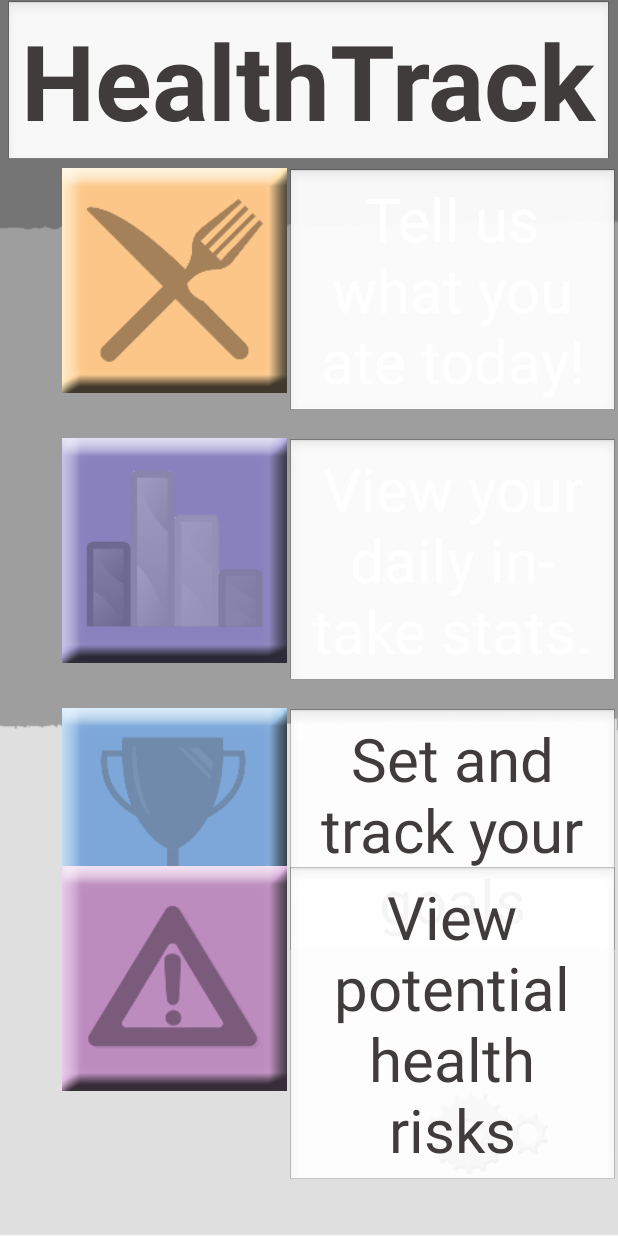
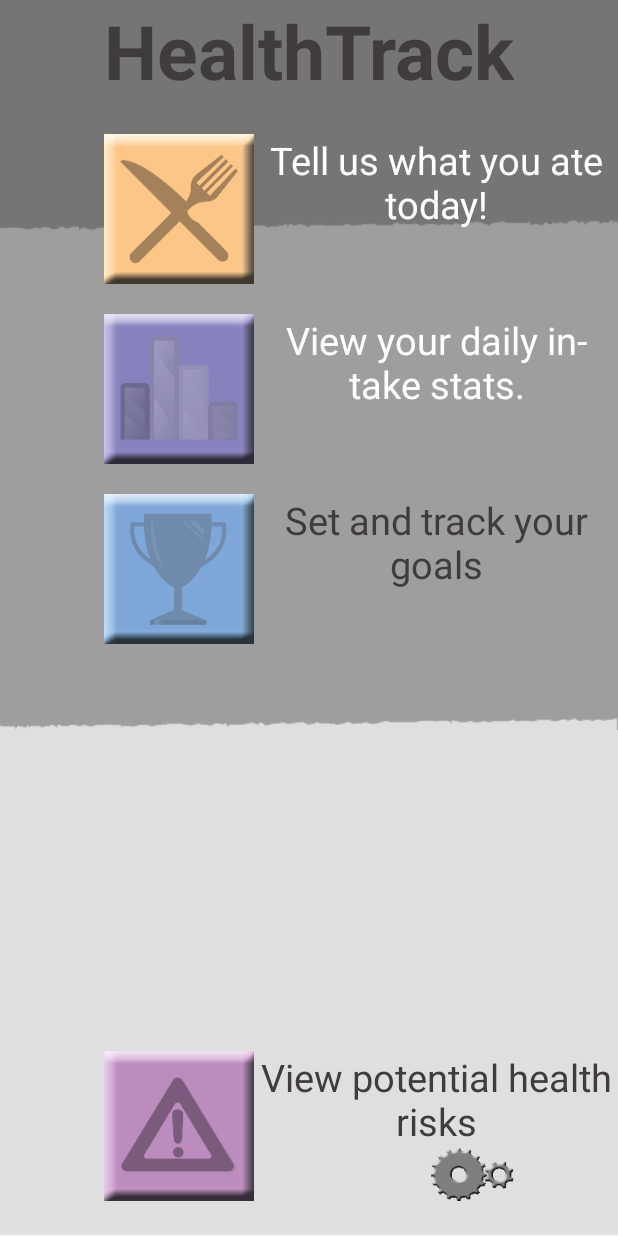
Before and after one commit to DennyScott/HealthTrack, an Android app: the screen it shows after launch (mainScreen), on a phone screen of 412 x 824 dp. Run offline under Robolectric (Android 15) with nearby library versions, the light colour scheme and no system bars.

Commit message:
- added gui support for nexus 5 - created dummy activities, can all be reached from home screen.

```diff
--- a/app/src/main/java/club/glamajestic/healthtrack/mainScreen.java
+++ b/app/src/main/java/club/glamajestic/healthtrack/mainScreen.java
@@ -1,31 +1,56 @@
 package club.glamajestic.healthtrack;
 
 import android.app.Activity;
+import android.content.Intent;
 import android.os.Bundle;
 import android.view.Menu;
 import android.view.MenuItem;
+import android.view.View;
+import android.widget.Button;
+import android.widget.ImageButton;
 
 public class mainScreen extends Activity {
 
+    private ImageButton ate;
+    private ImageButton stats;
+    private ImageButton warnings;
+    private ImageButton goals;
+    private ImageButton settings;
     @Override
     protected void onCreate(Bundle savedInstanceState) {
         super.onCreate(savedInstanceState);
         setContentView(R.layout.home_screen);
+        ate = (ImageButton)findViewById(R.id.ateButton);
+        stats = (ImageButton)findViewById(R.id.statsButton);
+        warnings = (ImageButton)findViewById(R.id.warningButton);
+        goals = (ImageButton)findViewById(R.id.goalsButton);
+        settings = (ImageButton)findViewById(R.id.settingsButton);
+
+    }
+    public void ateButton(View view) {
+        Intent gameMode = new Intent(this, ate.class);
+        startActivity(gameMode);
+        finish();
+    }
+    public void statsButton(View view) {
+        Intent gameMode = new Intent(this, stats.class);
+        startActivity(gameMode);
+        finish();
+    }
+    public void warningsButton(View view) {
+        Intent gameMode = new Intent(this, warnings.class);
+        startActivity(gameMode);
+        finish();
+    }
+    public void goalsButton(View view) {
+        Intent gameMode = new Intent(this, goals.class);
+        startActivity(gameMode);
+        finish();
+    }
+    public void settingsButton(View view) {
+        Intent gameMode = new Intent(this, settings.class);
+        startActivity(gameMode);
+        finish();
     }
 
-
-    @Override
-    public boolean onOptionsItemSelected(MenuItem item) {
-        // Handle action bar item clicks here. The action bar will
-        // automatically handle clicks on the Home/Up button, so long
-        // as you specify a parent activity in AndroidManifest.xml.
-        int id = item.getItemId();
-
-        //noinspection SimplifiableIfStatement
-        if (id == R.id.action_settings) {
-            return true;
-        }
-
-        return super.onOptionsItemSelected(item);
-    }
 }
--- a/app/src/main/res/layout/home_screen.xml
+++ b/app/src/main/res/layout-large/home_screen.xml
@@ -19,7 +19,8 @@
         android:background="@drawable/ate_button_action"
         android:layout_alignParentTop="true"
         android:layout_alignParentLeft="true"
-        android:layout_alignParentStart="true" />
+        android:layout_alignParentStart="true"
+        android:onClick="ateButton" />
 
     <ImageButton
         android:layout_width="150dp"
@@ -29,7 +30,8 @@
         android:layout_marginTop="30dp"
         android:layout_below="@+id/ateButton"
         android:layout_alignLeft="@+id/ateButton"
-        android:layout_alignStart="@+id/ateButton" />
+        android:layout_alignStart="@+id/ateButton"
+        android:onClick="statsButton" />
 
     <ImageButton
         android:layout_width="150dp"
@@ -39,31 +41,34 @@
         android:layout_marginTop="30dp"
         android:layout_below="@+id/statsButton"
         android:layout_alignLeft="@+id/statsButton"
-        android:layout_alignStart="@+id/statsButton" />
+        android:layout_alignStart="@+id/statsButton"
+        android:onClick="goalsButton" />
 
     <ImageButton
         android:layout_width="150dp"
         android:layout_height="150dp"
         android:id="@+id/warningButton"
         android:background="@drawable/warning_button_action"
-        android:layout_above="@+id/settingButton"
+        android:layout_above="@+id/settingsButton"
         android:layout_alignLeft="@+id/goalsButton"
         android:layout_alignStart="@+id/goalsButton"
-        android:layout_marginTop="30dp" />
+        android:layout_marginTop="30dp"
+        android:onClick="warningsButton" />
 
     <ImageButton
         android:layout_width="80dp"
         android:layout_height="55dp"
-        android:id="@+id/settingButton"
+        android:id="@+id/settingsButton"
         android:background="@drawable/settings_button_action"
         android:layout_alignParentBottom="true"
         android:layout_alignParentRight="true"
         android:layout_alignParentEnd="true"
         android:layout_marginRight="46dp"
         android:layout_marginEnd="46dp"
-        android:layout_marginBottom="41dp" />
+        android:layout_marginBottom="41dp"
+        android:onClick="settingsButton" />
 
-    <EditText
+    <TextView
         android:layout_width="wrap_content"
         android:layout_height="wrap_content"
         android:id="@+id/title"
@@ -74,7 +79,7 @@
         android:layout_centerHorizontal="true"
         android:textColor="#403c3c" />
 
-    <EditText
+    <TextView
         android:layout_width="fill_parent"
         android:layout_height="wrap_content"
         android:id="@+id/ateText"
@@ -86,7 +91,7 @@
         android:layout_toRightOf="@+id/ateButton"
         android:layout_toEndOf="@+id/ateButton" />
 
-    <EditText
+    <TextView
         android:layout_width="fill_parent"
         android:layout_height="wrap_content"
         android:id="@+id/statsText"
@@ -98,7 +103,7 @@
         android:layout_toRightOf="@+id/statsButton"
         android:layout_toEndOf="@+id/statsButton" />
 
-    <EditText
+    <TextView
         android:layout_width="fill_parent"
         android:layout_height="wrap_content"
         android:id="@+id/goalsText"
@@ -110,7 +115,7 @@
         android:layout_toRightOf="@+id/goalsButton"
         android:layout_toEndOf="@+id/goalsButton" />
 
-    <EditText
+    <TextView
         android:layout_width="fill_parent"
         android:layout_height="wrap_content"
         android:id="@+id/warningsText"
--- /dev/null
+++ b/app/src/main/res/layout-normal/home_screen.xml
@@ -0,0 +1,125 @@
+<?xml version="1.0" encoding="utf-8"?>
+<RelativeLayout
+    xmlns:android="http://schemas.android.com/apk/res/android"
+    xmlns:ads="http://schemas.android.com/apk/res-auto"
+    android:layout_width="fill_parent"
+    android:layout_height="fill_parent"
+    android:background="@drawable/background"
+    android:orientation="vertical"
+    android:keepScreenOn="true"
+    android:id="@+id/main_screen">
+
+    <ImageButton
+        android:layout_width="100dp"
+        android:layout_height="100dp"
+        android:id="@+id/ateButton"
+        android:background="@drawable/ate_button_action"
+        android:layout_below="@+id/title"
+        android:layout_alignLeft="@+id/title"
+        android:layout_alignStart="@+id/title"
+        android:layout_marginTop="22dp"
+        android:onClick="ateButton" />
+
+    <ImageButton
+        android:layout_width="100dp"
+        android:layout_height="100dp"
+        android:id="@+id/statsButton"
+        android:background="@drawable/stat_button_action"
+        android:layout_marginTop="20dp"
+        android:onClick="statsButton"
+        android:layout_below="@+id/ateButton"
+        android:layout_alignLeft="@+id/ateButton"
+        android:layout_alignStart="@+id/ateButton" />
+
+    <ImageButton
+        android:layout_width="100dp"
+        android:layout_height="100dp"
+        android:id="@+id/goalsButton"
+        android:background="@drawable/rewards_button_action"
+        android:onClick="goalsButton"
+        android:layout_marginTop="20dp"
+        android:layout_below="@+id/statsButton"
+        android:layout_alignLeft="@+id/statsButton"
+        android:layout_alignStart="@+id/statsButton" />
+
+    <ImageButton
+        android:layout_width="100dp"
+        android:layout_height="100dp"
+        android:id="@+id/warningButton"
+        android:background="@drawable/warning_button_action"
+        android:onClick="warningsButton"
+        android:layout_alignBottom="@+id/settingsButton"
+        android:layout_alignLeft="@+id/goalsButton"
+        android:layout_alignStart="@+id/goalsButton" />
+
+    <ImageButton
+        android:layout_width="55dp"
+        android:layout_height="35dp"
+        android:id="@+id/settingsButton"
+        android:background="@drawable/settings_button_action"
+        android:layout_marginBottom="23dp"
+        android:layout_alignParentBottom="true"
+        android:layout_alignRight="@+id/title"
+        android:layout_alignEnd="@+id/title"
+        android:onClick="settingsButton" />
+
+    <TextView
+        android:layout_width="wrap_content"
+        android:layout_height="wrap_content"
+        android:id="@+id/title"
+        android:text="HealthTrack"
+        android:textStyle="bold"
+        android:textSize="50sp"
+        android:layout_alignParentTop="true"
+        android:layout_centerHorizontal="true"
+        android:textColor="#403c3c" />
+
+    <TextView
+        android:layout_width="fill_parent"
+        android:layout_height="wrap_content"
+        android:id="@+id/ateText"
+        android:text="Tell us what you ate today!"
+        android:textColor="#ffffff"
+        android:textSize="25sp"
+        android:textAlignment="center"
+        android:layout_alignTop="@+id/ateButton"
+        android:layout_toRightOf="@+id/ateButton"
+        android:layout_toEndOf="@+id/ateButton" />
+
+    <TextView
+        android:layout_width="fill_parent"
+        android:layout_height="wrap_content"
+        android:id="@+id/statsText"
+        android:text="View your daily in- take stats."
+        android:textColor="#ffffff"
+        android:textSize="25sp"
+        android:textAlignment="center"
+        android:layout_alignTop="@+id/statsButton"
+        android:layout_toRightOf="@+id/statsButton"
+        android:layout_toEndOf="@+id/statsButton" />
+
+    <TextView
+        android:layout_width="fill_parent"
+        android:layout_height="wrap_content"
+        android:id="@+id/goalsText"
+        android:text="Set and track your goals"
+        android:textColor="#403c3c"
+        android:textSize="25sp"
+        android:textAlignment="center"
+        android:layout_alignTop="@+id/goalsButton"
+        android:layout_toRightOf="@+id/goalsButton"
+        android:layout_toEndOf="@+id/goalsButton" />
+
+    <TextView
+        android:layout_width="fill_parent"
+        android:layout_height="wrap_content"
+        android:id="@+id/warningsText"
+        android:text="View potential health risks"
+        android:textColor="#403c3c"
+        android:textSize="25sp"
+        android:textAlignment="center"
+        android:layout_alignTop="@+id/warningButton"
+        android:layout_toRightOf="@+id/warningButton"
+        android:layout_toEndOf="@+id/warningButton" />
+
+</RelativeLayout>
```
Also changed, not shown: app/src/main/AndroidManifest.xml (+26 -2 lines), app/src/main/java/club/glamajestic/healthtrack/ate.java (added, +30 -0 lines), app/src/main/java/club/glamajestic/healthtrack/goals.java (added, +31 -0 lines), app/src/main/java/club/glamajestic/healthtrack/settings.java (added, +31 -0 lines), app/src/main/java/club/glamajestic/healthtrack/stats.java (renamed from app/src/main/java/club/glamajestic/healthtrack/myStats.java, +15 -1 lines), app/src/main/java/club/glamajestic/healthtrack/warnings.java (added, +31 -0 lines), app/src/main/res/layout-large/ate.xml (added, +35 -0 lines), app/src/main/res/layout-large/rewards.xml (added, +35 -0 lines), app/src/main/res/layout-large/settings.xml (added, +23 -0 lines), app/src/main/res/layout-large/stats.xml (added, +35 -0 lines), app/src/main/res/layout-large/warnings.xml (added, +35 -0 lines), app/src/main/res/layout-normal/ate.xml (added, +35 -0 lines), app/src/main/res/layout-normal/rewards.xml (added, +35 -0 lines), app/src/main/res/layout-normal/settings.xml (added, +23 -0 lines), 2 more files.
